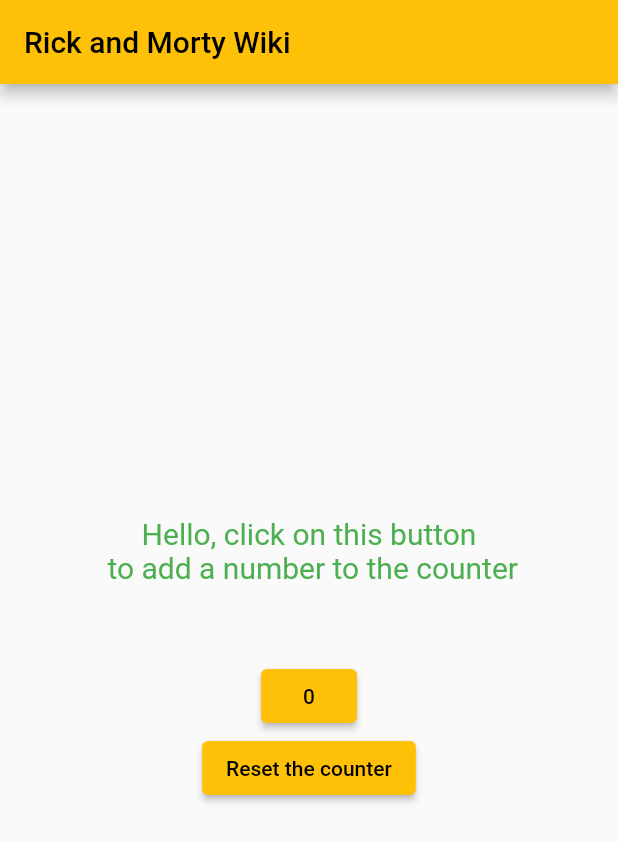
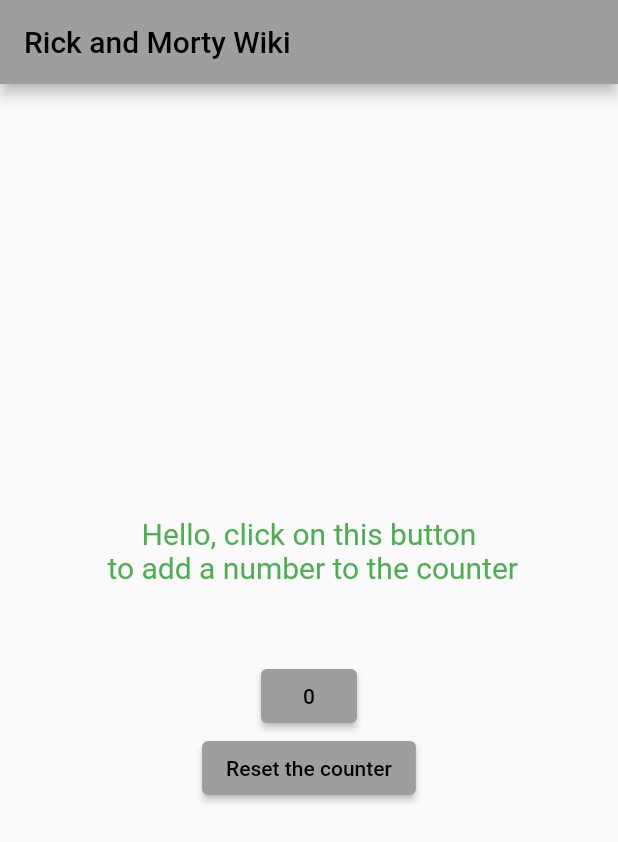
Before and after one commit to therarErifor/Rick_and_Morty_wiki, a Flutter app: the screen it shows after launch, on a phone screen of 412 x 824 dp. Shown: the top 842 px of the screen. Run offline on Flutter 3.47's test engine with Material 2 defaults, Android fonts, the light colour scheme and no system bars; our stand-ins replace dio, flutter_bloc, freezed_annotation; generated files the repository leaves out were written again.

Commit message:
I stopped at writing DTO

```diff
--- a/main/lib/data sourse.dart
+++ /dev/null
@@ -1,3 +0,0 @@
-// abstract class DataSourse{}
-//
-class CharacterRemoteDataSourse implements CharacterDataSourse{}
--- a/main/lib/main.dart
+++ b/main/lib/main.dart
@@ -1,96 +1,5 @@
 import 'package:flutter/material.dart';
-import 'bloc.dart';
-import 'package:flutter_bloc/flutter_bloc.dart';
+import 'source/Rick_and_Morty_app.dart';
 void main() {
-  runApp(const MyApp());
+  runApp(const RickAndMortyApp());
 }
-
-class MyApp extends StatelessWidget {
-  const MyApp({super.key});
-
-  @override
-  Widget build(BuildContext context) {
-    return MaterialApp(
-        debugShowCheckedModeBanner: false,
-        title: 'Rick and Morty Wiki',
-        theme: ThemeData(
-          primarySwatch: Colors.amber,
-        ),
-        home: MainPage());
-  }
-}
-
-class MainPage extends StatelessWidget {
-  @override
-  Widget build(BuildContext context) {
-    return BlocProvider(
-        create: (_) => CounterBloc(),
-        child: BlocBuilder<CounterBloc, CharacterState>(builder: (context, state) {
-          var impState = state as ImpState;
-
-          return Scaffold(
-              appBar: AppBar(
-                title: const Text('Rick and Morty Wiki'),
-              ),
-              body: Center(
-                  child: Column(
-                mainAxisAlignment: MainAxisAlignment.center,
-                crossAxisAlignment: CrossAxisAlignment.center,
-                children: [
-                  Text(
-                      'Hello, click on this button\n to add a number to the counter',
-                      textAlign: TextAlign.center,
-                      style: const TextStyle(
-                        fontSize: 20,
-                        color: Colors.green,
-                      )),
-                  SizedBox(height: 50),
-                  ElevatedButton(
-                      onPressed: () =>
-                          context.read<CounterBloc>().add(ClickEvent()),
-                      child: Text('${impState.clickCount}')),
-                  ElevatedButton(
-                      onPressed: () =>
-                          context.read<CounterBloc>().add(ResetEvent()),
-                      child: Text('Reset the counter'))
-                ],
-              )));
-        }));
-  }
-}
-
-// abstract class Event {}
-//
-// class ClickEvent extends Event {}
-//
-// class ResetEvent extends Event {}
-//
-// class ImpEvent {}
-//
-// class CounterBloc extends Bloc<Event, State> {
-//   int _clickCount = 0;
-//
-//   CounterBloc() : super(ImpState(0)) {
-//     on<ClickEvent>(onClick);
-//     on<ResetEvent>(resetCount);
-//   }
-//
-//   void onClick(ClickEvent event, Emitter<State> emitter) {
-//     _clickCount++;
-//     emitter(ImpState(_clickCount));
-//   }
-//
-//   void resetCount(ResetEvent event, Emitter<State> emitter) {
-//     _clickCount = 0;
-//     emitter(ImpState(_clickCount));
-//   }
-// }
-
-//
-// abstract class State {}
-//
-// class ImpState extends State {
-//   ImpState(this.clickCount);
-//
-//   final int clickCount;
-// }
--- a/main/lib/repository.dart
+++ /dev/null
@@ -1,3 +0,0 @@
-abstract class Repositoty {
-  Future<List<Character>>
-}
--- /dev/null
+++ b/main/lib/source/Rick_and_Morty_app.dart
@@ -0,0 +1,18 @@
+import 'package:flutter/widgets.dart';
+import 'package:flutter/material.dart';
+import 'features/character_list/character_page.dart';
+
+class RickAndMortyApp extends StatelessWidget {
+  const RickAndMortyApp({super.key});
+
+  @override
+  Widget build(BuildContext context) {
+    return MaterialApp(
+        debugShowCheckedModeBanner: false,
+        title: 'Rick and Morty Wiki',
+        theme: ThemeData(
+          primarySwatch: Colors.grey,
+        ),
+        home: CharacterPage());
+  }
+}
--- /dev/null
+++ b/main/lib/source/data_source/data_sourse.dart
@@ -0,0 +1,5 @@
+abstract class CharacterDataSource{
+  Future<List<CharacterDto>> getFactsAsync(int startFrom, [int count = 10]);
+  Future<CharacterDetailedDto> getDetailedAsync(String id);
+}
+}
--- /dev/null
+++ b/main/lib/source/entities/character.dart
@@ -0,0 +1 @@
+class Character{}
--- /dev/null
+++ b/main/lib/source/entities/character_detailed.dart
@@ -0,0 +1,2 @@
+import 'character.dart';
+class CharacterDetailed extends Character{}
--- a/main/lib/bloc.dart
+++ b/main/lib/source/features/character_list/character_block.dart
@@ -1,10 +1,10 @@
-import 'main.dart';
 import 'package:flutter_bloc/flutter_bloc.dart';
-abstract class Event {}
+import 'character_events.dart';
+import 'character_state.dart';
 
-class ClickEvent extends Event {}
 
-class ResetEvent extends Event {}
+
+
 
 class ImpEvent {}
 
@@ -26,14 +26,3 @@
     emitter(ImpState(_clickCount));
   }
 }
-// class ResetBlock extends Block<Event, State>{
-//
-// }
-
-abstract class CharacterState {}
-
-class ImpState extends CharacterState {
-  ImpState(this.clickCount);
-
-  final int clickCount;
-}
--- /dev/null
+++ b/main/lib/source/features/character_list/character_events.dart
@@ -0,0 +1,5 @@
+abstract class Event {}
+
+class ClickEvent extends Event {}
+
+class ResetEvent extends Event {}
--- /dev/null
+++ b/main/lib/source/features/character_list/character_page.dart
@@ -0,0 +1,45 @@
+import 'package:flutter_bloc/flutter_bloc.dart';
+import 'package:flutter/material.dart';
+import 'character_block.dart';
+import 'character_events.dart';
+import 'character_state.dart';
+
+class CharacterPage extends StatelessWidget {
+  @override
+  Widget build(BuildContext context) {
+    return BlocProvider(
+        create: (_) => CounterBloc(),
+        child:
+            BlocBuilder<CounterBloc, CharacterState>(builder: (context, state) {
+          var impState = state as ImpState;
+
+          return Scaffold(
+              appBar: AppBar(
+                title: const Text('Rick and Morty Wiki'),
+              ),
+              body: Center(
+                  child: Column(
+                mainAxisAlignment: MainAxisAlignment.center,
+                crossAxisAlignment: CrossAxisAlignment.center,
+                children: [
+                  Text(
+                      'Hello, click on this button\n to add a number to the counter',
+                      textAlign: TextAlign.center,
+                      style: const TextStyle(
+                        fontSize: 20,
+                        color: Colors.green,
+                      )),
+                  SizedBox(height: 50),
+                  ElevatedButton(
+                      onPressed: () =>
+                          context.read<CounterBloc>().add(ClickEvent()),
+                      child: Text('${impState.clickCount}')),
+                  ElevatedButton(
+                      onPressed: () =>
+                          context.read<CounterBloc>().add(ResetEvent()),
+                      child: Text('Reset the counter'))
+                ],
+              )));
+        }));
+  }
+}
--- a/main/pubspec.yaml
+++ b/main/pubspec.yaml
@@ -39,6 +39,8 @@
   flutter_bloc: ^8.1.1
   dio: ^4.0.6
   freezed: ^2.3.2
+  freezed_annotation: ^2.2.0
+  json_annotation: ^4.7.0
 
 dev_dependencies:
   flutter_test:
@@ -50,6 +52,8 @@
   # package. See that file for information about deactivating specific lint
   # rules and activating additional ones.
   flutter_lints: ^2.0.0
+  build_runner: ^2.3.3
+  json_serializable: ^6.5.4
 
 # For information on the generic Dart part of this file, see the
 # following page: https://dart.dev/tools/pub/pubspec
```
Also changed, not shown: main/lib/source/data_source/character_remote_dara_source.dart (added, +23 -0 lines), main/lib/source/data_source/dto/character_dto.dart (added, +7 -0 lines), main/lib/source/features/character_list/character_state.dart (added, +7 -0 lines), main/lib/source/repositories/character_repository.dart (added, +7 -0 lines), main/lib/use case.dart (deleted, +0 -7 lines), main/lib/character_list.dart (deleted), main/lib/character_repository_imp.dart (deleted), main/lib/source/data_source/dto/character_dto.freezed.dart (added), main/lib/source/repositories/character_imp_repository.dart (added), main/pubspec.lock.
